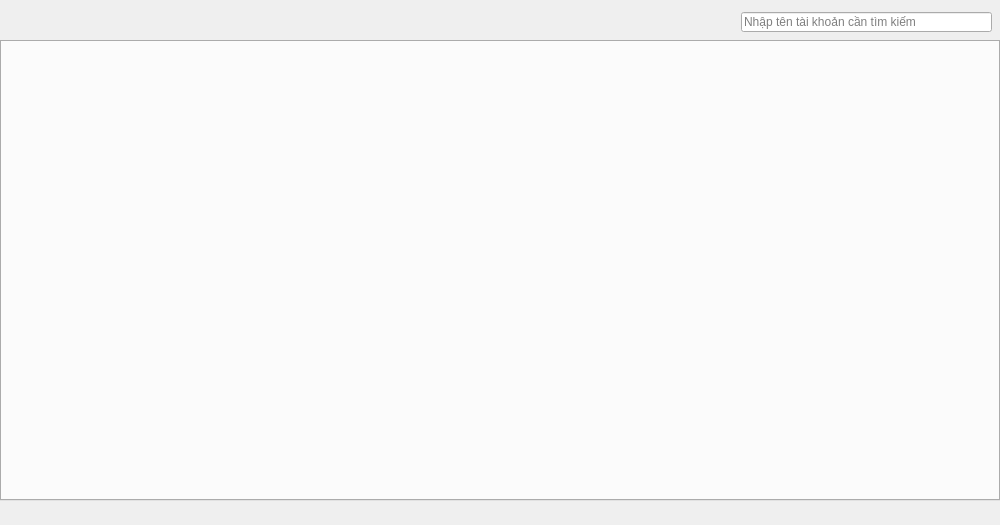
Before: the Qt Designer form MobileStore/accountsmanagerwidget.ui in liv1n9/MobileStore, drawn with Qt 5.
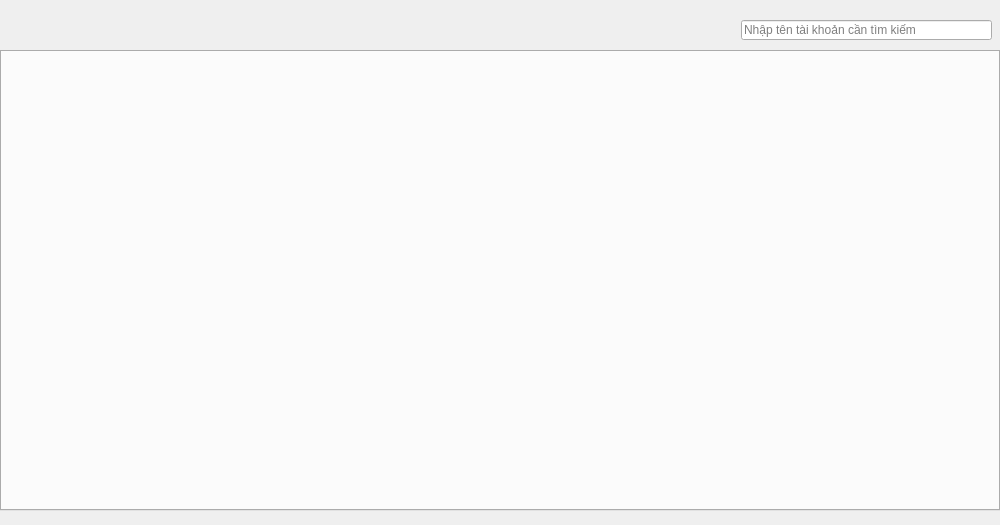
After: the same form once the commit is applied.

Patch:
```diff
--- a/MobileStore/accountsmanagerwidget.ui
+++ b/MobileStore/accountsmanagerwidget.ui
@@ -17,7 +17,7 @@
    <property name="geometry">
     <rect>
      <x>0</x>
-     <y>40</y>
+     <y>50</y>
      <width>1000</width>
      <height>461</height>
     </rect>
@@ -36,7 +36,7 @@
    <property name="geometry">
     <rect>
      <x>741</x>
-     <y>12</y>
+     <y>20</y>
      <width>251</width>
      <height>20</height>
     </rect>
```
